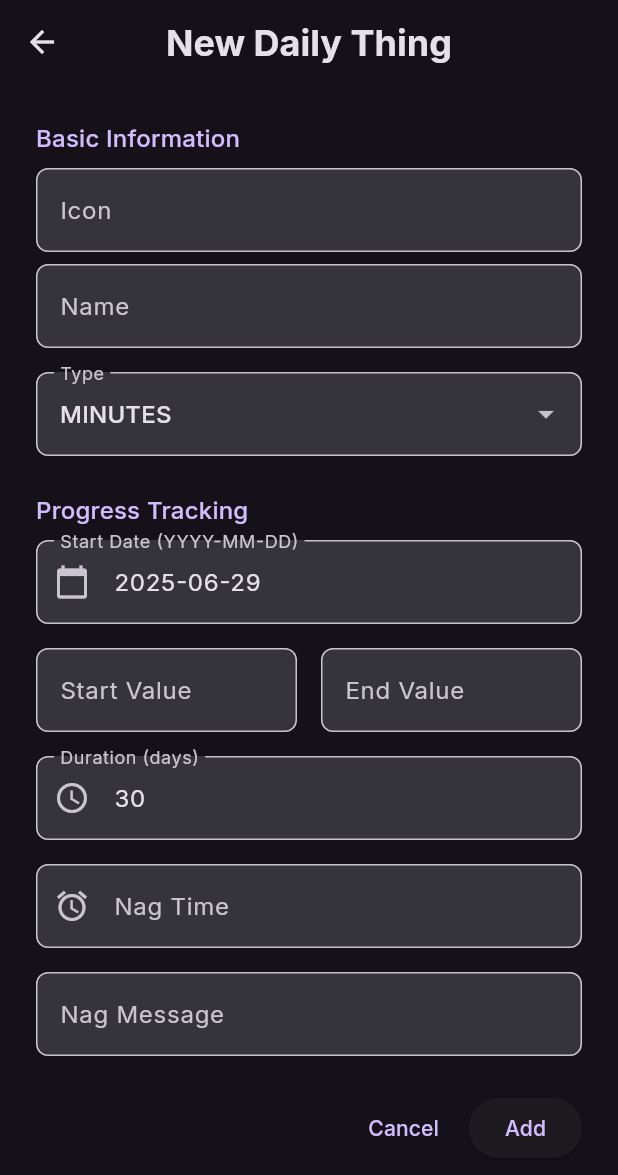
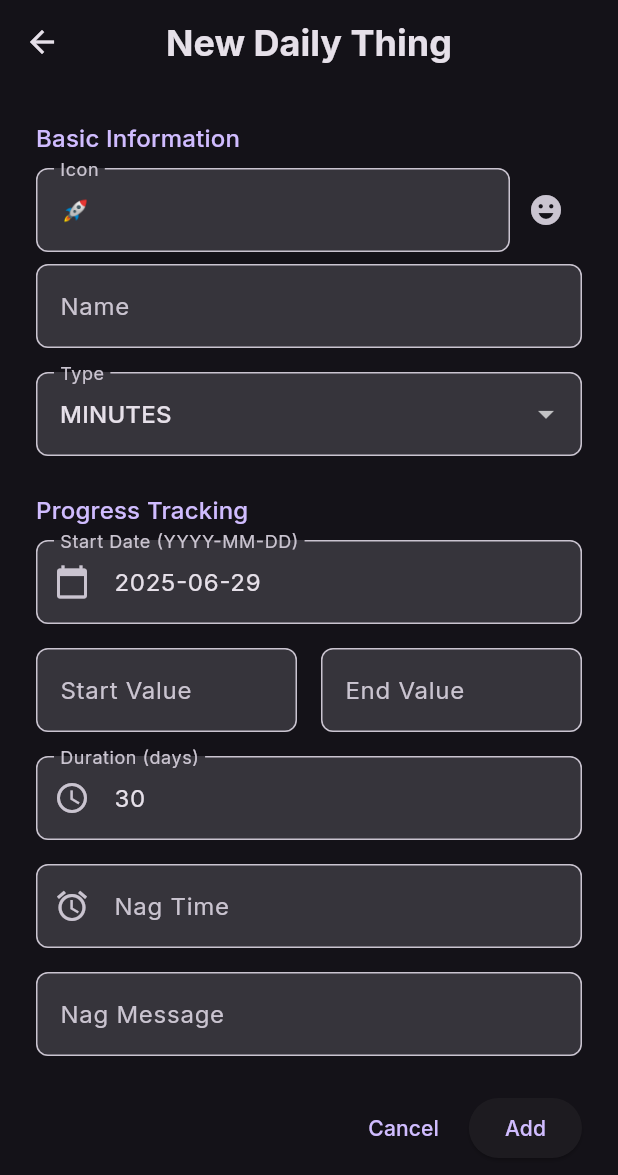
Before and after one commit to bdhrs/daily-inc, a Flutter app: the screen it shows after launch, after a tap on the "add" icon, on a phone screen of 412 x 824 dp. Shown: the top 1175 px of the screen. Run offline on Flutter 3.47's test engine with Material 3 defaults, Android fonts, the phone set to English and light mode, and no system bars; our stand-ins replace audioplayers, file_picker, fl_chart, flutter_local_notifications, google_fonts, shared_preferences and 2 more.

Commit message:
add default icon

```diff
--- a/lib/src/views/add_edit_daily_item_view.dart
+++ b/lib/src/views/add_edit_daily_item_view.dart
@@ -42,7 +42,7 @@ class _AddEditDailyItemViewState extends State<AddEditDailyItemView> {
     super.initState();
     _log.info('initState called');
     final existingItem = widget.dailyThing;
-    _iconController = TextEditingController(text: existingItem?.icon);
+    _iconController = TextEditingController(text: existingItem?.icon ?? '🚀');
     _nameController = TextEditingController(text: existingItem?.name);
     _startDateController = TextEditingController(
       text: existingItem != null
@@ -200,7 +200,10 @@ class _AddEditDailyItemViewState extends State<AddEditDailyItemView> {
                   ),
                 ),
                 const SizedBox(height: 8),
-                TextFormField(
+                Row(
+                  children: [
+                    Expanded(
+                      child: TextFormField(
                         controller: _iconController,
                         decoration: InputDecoration(
                           labelText: 'Icon',
@@ -210,6 +213,20 @@ class _AddEditDailyItemViewState extends State<AddEditDailyItemView> {
                           ),
                           filled: true,
                         ),
+                      ),
+                    ),
+                    IconButton(
+                      icon: const Icon(Icons.emoji_emotions),
+                      onPressed: () {
+                        // Insert a default emoji if the field is empty
+                        if (_iconController.text.isEmpty) {
+                          _iconController.text = '🚀';
+                        }
+                        // Future enhancement: Open an emoji picker dialog here
+                      },
+                      tooltip: 'Pick an emoji',
+                    ),
+                  ],
                 ),
                 const SizedBox(height: 8),
                 TextFormField(
```
Lines whose indentation alone changed are shown as unchanged.
